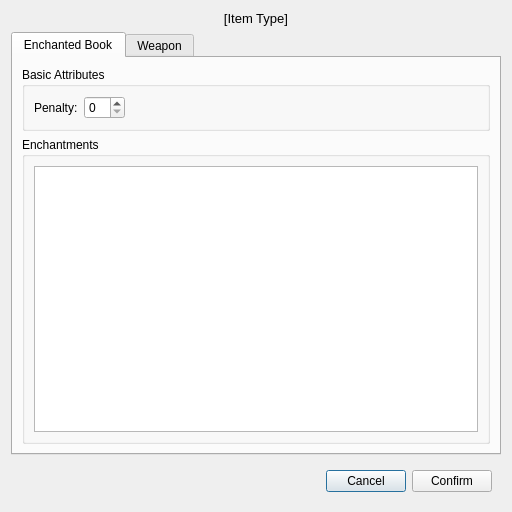
Old version of the form itemeditor.ui in the repository Dinosaur-MC/BestEnchSeq.
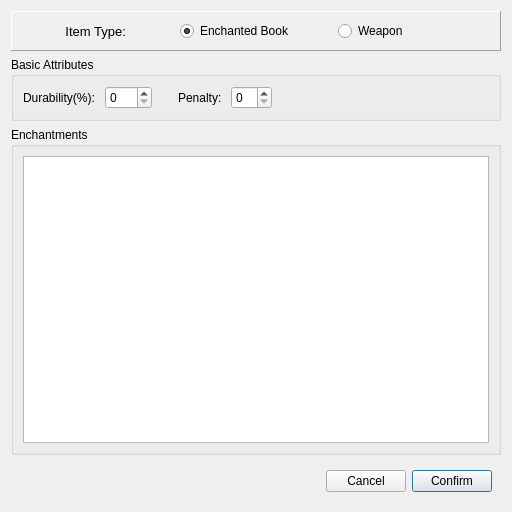
New version of the form. Custom widgets are drawn as their Qt base class.

The edit to the form file:
```diff
--- a/itemeditor.ui
+++ b/itemeditor.ui
@@ -15,6 +15,15 @@
   </property>
   <layout class="QVBoxLayout" name="verticalLayout">
    <item>
+    <widget class="QFrame" name="frame">
+     <property name="frameShape">
+      <enum>QFrame::Panel</enum>
+     </property>
+     <property name="frameShadow">
+      <enum>QFrame::Raised</enum>
+     </property>
+     <layout class="QHBoxLayout" name="horizontalLayout">
+      <item>
     <widget class="QLabel" name="label">
      <property name="font">
       <font>
@@ -22,7 +31,7 @@
       </font>
      </property>
      <property name="text">
-      <string>[Item Type]</string>
+         <string>Item Type: </string>
      </property>
      <property name="alignment">
       <set>Qt::AlignCenter</set>
@@ -30,78 +39,25 @@
     </widget>
    </item>
    <item>
-    <widget class="QTabWidget" name="tabWidget">
-     <property name="tabPosition">
-      <enum>QTabWidget::North</enum>
-     </property>
-     <property name="tabShape">
-      <enum>QTabWidget::Rounded</enum>
-     </property>
-     <property name="currentIndex">
-      <number>0</number>
-     </property>
-     <widget class="QWidget" name="tab">
-      <attribute name="title">
+       <widget class="QRadioButton" name="radioEB">
+        <property name="text">
        <string>Enchanted Book</string>
-      </attribute>
-      <layout class="QVBoxLayout" name="verticalLayout_2">
-       <item>
-        <widget class="QGroupBox" name="groupBox">
-         <property name="sizePolicy">
-          <sizepolicy hsizetype="Preferred" vsizetype="Fixed">
-           <horstretch>0</horstretch>
-           <verstretch>0</verstretch>
-          </sizepolicy>
-         </property>
-         <property name="title">
-          <string>Basic Attributes</string>
-         </property>
-         <layout class="QGridLayout" name="gridLayout">
-          <item row="0" column="3">
-           <spacer name="horizontalSpacer_2">
-            <property name="orientation">
-             <enum>Qt::Horizontal</enum>
-            </property>
-            <property name="sizeHint" stdset="0">
-             <size>
-              <width>40</width>
-              <height>20</height>
-             </size>
-            </property>
-           </spacer>
-          </item>
-          <item row="0" column="1">
-           <widget class="QLabel" name="label_3">
+        </property>
+        <property name="checked">
+         <bool>true</bool>
+        </property>
+       </widget>
+      </item>
+      <item>
+       <widget class="QRadioButton" name="radioW">
             <property name="text">
-             <string>Penalty:</string>
-            </property>
-           </widget>
-          </item>
-          <item row="0" column="2">
-           <widget class="QSpinBox" name="spinBox_2"/>
-          </item>
-         </layout>
-        </widget>
-       </item>
-       <item>
-        <widget class="QGroupBox" name="groupBox_3">
-         <property name="title">
-          <string>Enchantments</string>
-         </property>
-         <layout class="QVBoxLayout" name="verticalLayout_4">
-          <item>
-           <widget class="EnchList" name="listWidget"/>
-          </item>
-         </layout>
-        </widget>
-       </item>
-      </layout>
-     </widget>
-     <widget class="QWidget" name="tab_2">
-      <attribute name="title">
        <string>Weapon</string>
-      </attribute>
-      <layout class="QVBoxLayout" name="verticalLayout_3">
+        </property>
+       </widget>
+      </item>
+     </layout>
+    </widget>
+   </item>
        <item>
         <widget class="QGroupBox" name="groupBox_2">
          <property name="sizePolicy">
@@ -118,7 +74,11 @@
            <widget class="QSpinBox" name="spinBox_4"/>
           </item>
           <item row="0" column="1">
-           <widget class="QSpinBox" name="spinBox_3"/>
+       <widget class="QSpinBox" name="sbDuration">
+        <property name="maximum">
+         <number>100</number>
+        </property>
+       </widget>
           </item>
           <item row="0" column="5">
            <spacer name="horizontalSpacer_3">
@@ -136,14 +96,14 @@
           <item row="0" column="0">
            <widget class="QLabel" name="label_5">
             <property name="text">
-             <string>Duration:</string>
+         <string>Durability(%): </string>
             </property>
            </widget>
           </item>
           <item row="0" column="3">
            <widget class="QLabel" name="label_4">
             <property name="text">
-             <string>Penalty:</string>
+         <string>Penalty: </string>
             </property>
            </widget>
           </item>
@@ -173,13 +133,9 @@
          </property>
          <layout class="QVBoxLayout" name="verticalLayout_5">
           <item>
-           <widget class="EnchList" name="listWidget_2"/>
-          </item>
-         </layout>
-        </widget>
-       </item>
-      </layout>
-     </widget>
+       <widget class="EnchList" name="enchlist"/>
+      </item>
+     </layout>
     </widget>
    </item>
    <item>
@@ -216,6 +172,12 @@
         <property name="text">
          <string>Confirm</string>
         </property>
+        <property name="default">
+         <bool>true</bool>
+        </property>
+        <property name="flat">
+         <bool>false</bool>
+        </property>
        </widget>
       </item>
      </layout>
```
Left out of the diff: 8 changed lines with no effect on the pictures. Lines whose indentation alone changed are shown as unchanged.
